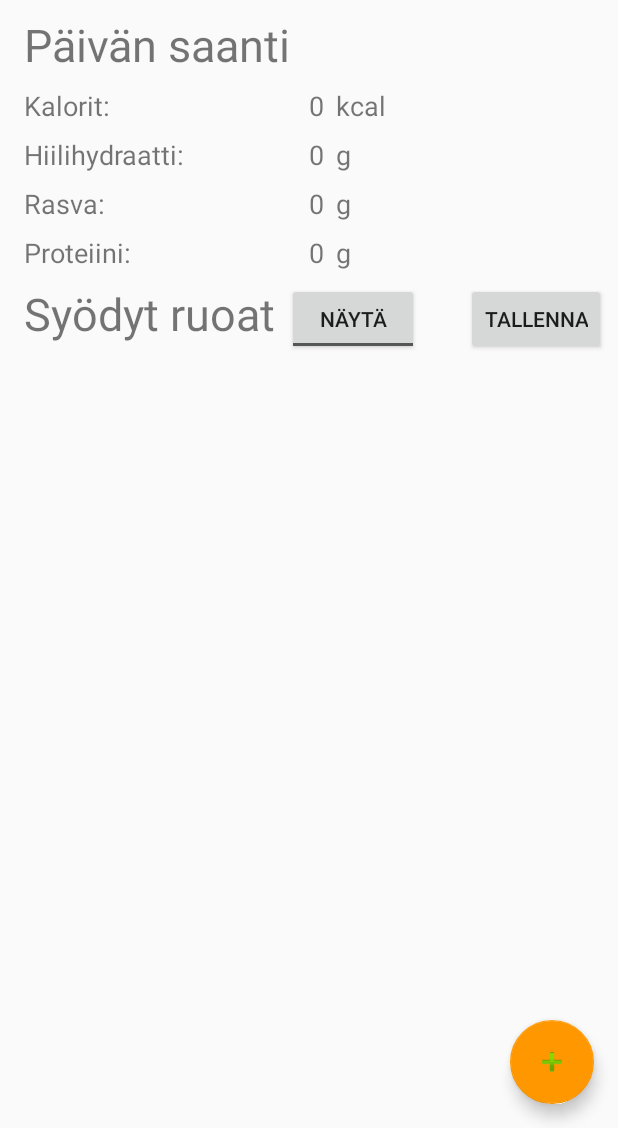
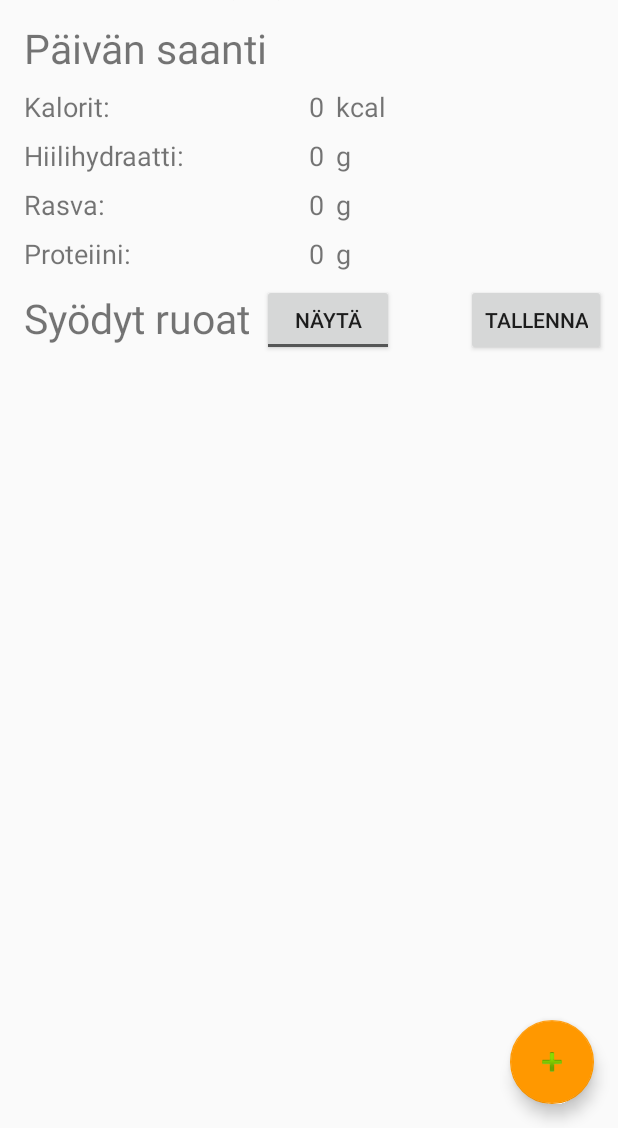
Before and after one commit to velderp/OmaRuokis, an Android app: the MainActivity screen opened directly, with no data from a screen before it, after a tap on "PIILOTA", on a phone screen of 412 x 824 dp, the part 108-1236 px from its top. Run offline under Robolectric (Android 15) with nearby library versions, the phone set to English and light mode, and no system bars; our stand-ins replace Room's generated code; libraries missing offline, so code that uses them is left out: android.arch.persistence; network calls fail.

Commit message:
Fixed font sizes some more.

```diff
--- a/app/src/main/res/layout/content_main.xml
+++ b/app/src/main/res/layout/content_main.xml
@@ -21,9 +21,9 @@
             android:layout_width="wrap_content"
             android:layout_height="wrap_content"
             android:layout_marginStart="16dp"
-            android:layout_marginTop="8dp"
+            android:layout_marginTop="12dp"
             android:text="@string/main_nutrients_header"
-            android:textSize="30dp"
+            android:textSize="27dp"
             app:layout_constraintStart_toStartOf="parent"
             app:layout_constraintTop_toBottomOf="@+id/textMainTee" />
 
@@ -212,9 +212,9 @@
             android:layout_width="wrap_content"
             android:layout_height="wrap_content"
             android:layout_marginStart="16dp"
-            android:layout_marginTop="8dp"
+            android:layout_marginTop="12dp"
             android:text="@string/main_meals_header"
-            android:textSize="30dp"
+            android:textSize="27dp"
             app:layout_constraintStart_toStartOf="parent"
             app:layout_constraintTop_toBottomOf="@+id/textMainProteins" />
 
```
